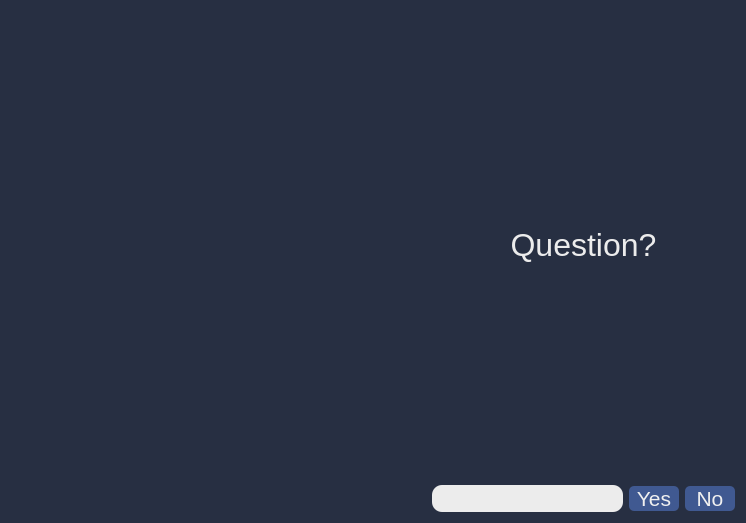
Before: the Qt Designer form src/gcs/resources/forms/distractionquestionwidget.ui in CSUN-SERL/lcar-bot, drawn with Qt 5.
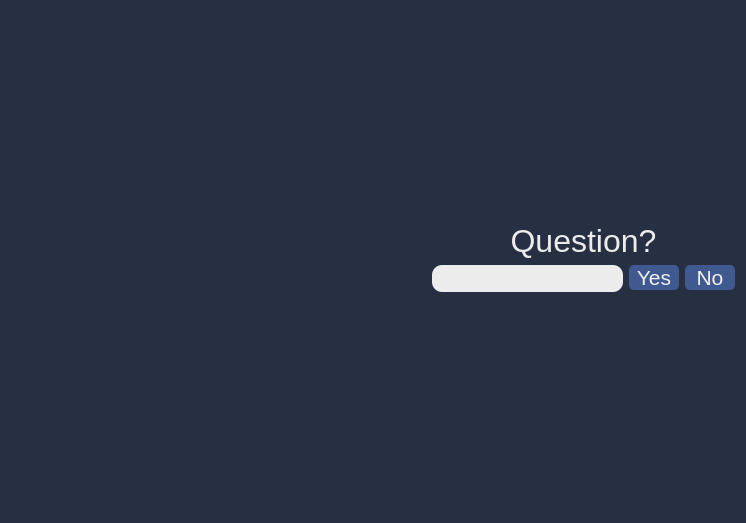
After: the same form once the commit is applied.

```diff
--- a/src/gcs/resources/forms/distractionquestionwidget.ui
+++ b/src/gcs/resources/forms/distractionquestionwidget.ui
@@ -29,7 +29,23 @@
 	border-radius: 5px;
 }</string>
   </property>
-  <layout class="QHBoxLayout" name="horizontalLayout">
+  <layout class="QHBoxLayout" name="horizontalLayout" stretch="1,0,0">
+   <item>
+    <spacer name="horizontalSpacer">
+     <property name="orientation">
+      <enum>Qt::Horizontal</enum>
+     </property>
+     <property name="sizeType">
+      <enum>QSizePolicy::Expanding</enum>
+     </property>
+     <property name="sizeHint" stdset="0">
+      <size>
+       <width>1920</width>
+       <height>20</height>
+      </size>
+     </property>
+    </spacer>
+   </item>
    <item>
     <widget class="QLabel" name="_image">
      <property name="sizePolicy">
@@ -57,7 +73,7 @@
    </item>
    <item>
     <layout class="QVBoxLayout" name="verticalLayout">
-     <item>
+     <item alignment="Qt::AlignBottom">
       <widget class="QLabel" name="_questionLabel">
        <property name="font">
         <font>
@@ -77,7 +93,7 @@
      </item>
      <item>
       <layout class="QHBoxLayout" name="horizontalLayout_2">
-       <item>
+       <item alignment="Qt::AlignTop">
         <widget class="QLineEdit" name="_textBox">
          <property name="font">
           <font>
@@ -86,7 +102,7 @@
          </property>
         </widget>
        </item>
-       <item>
+       <item alignment="Qt::AlignTop">
         <widget class="QPushButton" name="_yesButton">
          <property name="minimumSize">
           <size>
@@ -108,7 +124,7 @@
          </property>
         </widget>
        </item>
-       <item>
+       <item alignment="Qt::AlignTop">
         <widget class="QPushButton" name="_noButton">
          <property name="minimumSize">
           <size>
```
